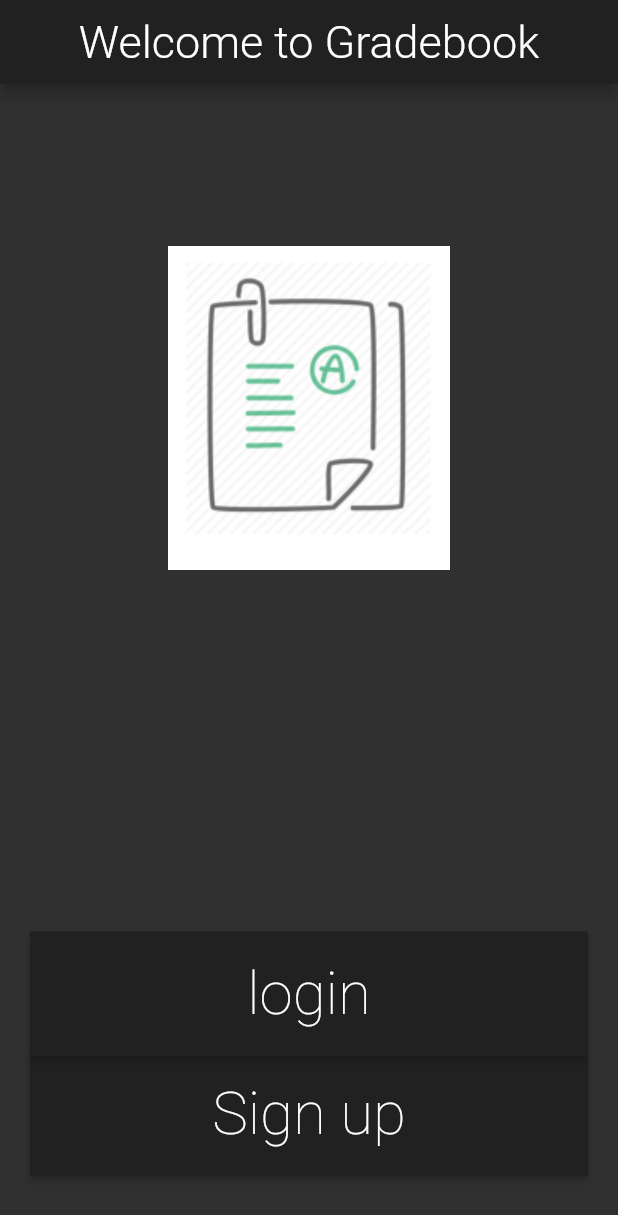
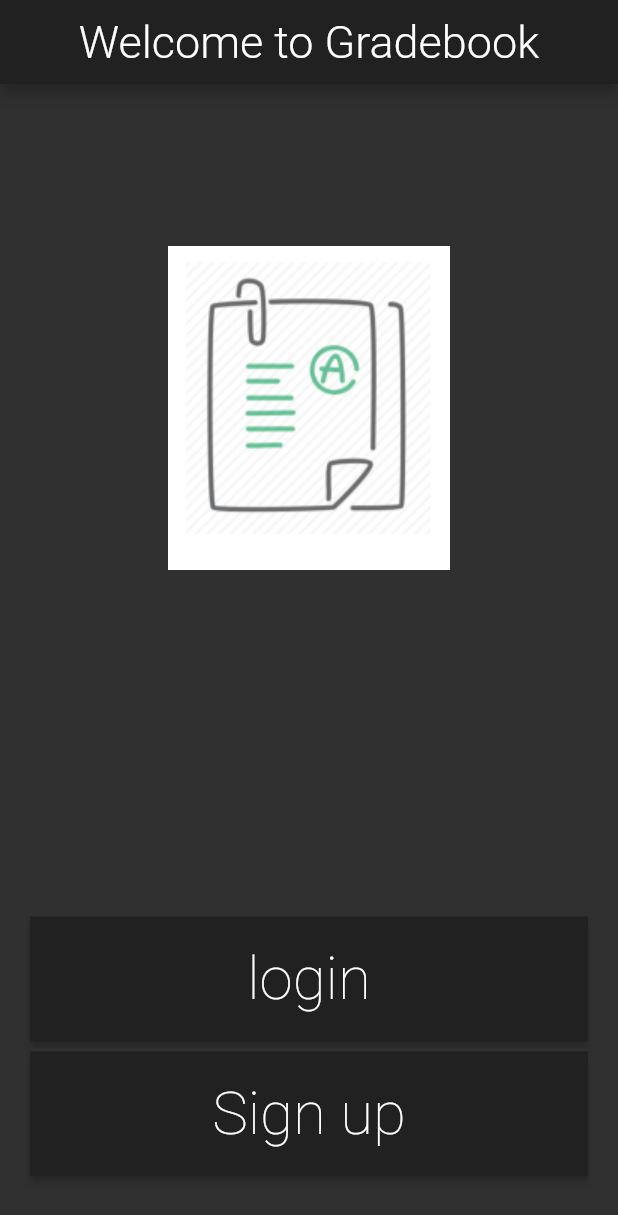
Before and after one commit to rabaraaaron/Gradebook, a Flutter app: the screen it shows after launch, on a phone screen of 412 x 824 dp. Shown: the top 1215 px of the screen. Run offline on Flutter 3.47's test engine with Material 2 defaults, Android fonts, the phone set to English and light mode, and no system bars; our stand-ins replace cloud_firestore, firebase_auth, firebase_core, flutter_slidable, flutter_spinkit, google_fonts; accounts and stored records are empty; Roboto replaces fonts that are missing (TextStyle).

Commit message:
Merge branch 'master' of gitlab.com:mikedm31/grade-book into master
# Conflicts:
#	gradebook/lib/main.dart

```diff
--- a/gradebook/lib/main.dart
+++ b/gradebook/lib/main.dart
@@ -2,6 +2,7 @@ import 'package:flutter/material.dart';
 import 'package:google_fonts/google_fonts.dart';
 import 'package:gradebook/model/user.dart';
 import 'package:gradebook/pages/CategoriesPage.dart';
+import 'package:gradebook/pages/WelcomePage.dart';
 import 'package:gradebook/pages/auth_wrapper.dart';
 import 'package:gradebook/pages/loading.dart';
 import 'package:gradebook/pages/LoginPage.dart';
@@ -30,6 +31,7 @@ class Gradebook extends StatefulWidget {
 class _GradebookState extends State<Gradebook> {
   bool _initialized = false;
   bool _error = false;
+  bool stayLoggedIn = false;
 
   // Define an async function to initialize FlutterFire
   void initializeFlutterFire() async {
@@ -55,7 +57,7 @@ class _GradebookState extends State<Gradebook> {
 
   @override
   Widget build(BuildContext context) {
-     return StreamProvider<GradeBookUser>.value(
+      return StreamProvider<GradeBookUser>.value(
         value: AuthService().gradebookuser,
         child: MaterialApp(
           theme: ThemeData(
@@ -92,9 +94,11 @@ class _GradebookState extends State<Gradebook> {
             '/Terms': (context) => TermsPage(),
             '/Home': (context) => TermClassesPage(),
             '/Categories': (context) => CategoriesPage(),
+            '/Welcome': (context) => WelcomePage(),
           },
         ),
       );
-
+    // else
+    //   return Loading();
   }
 }
--- a/gradebook/lib/pages/SignUpPage.dart
+++ b/gradebook/lib/pages/SignUpPage.dart
@@ -83,6 +83,8 @@ class _SignUpPageState extends State<SignUpPage> {
           dynamic result =
           await _auth.regEmailPass(
               email, password, name);
+          if(result != null)
+            Navigator.pop(context);
           loading = false;
           if (result == null) {
             setState(() => error =
--- a/gradebook/lib/pages/WelcomePage.dart
+++ b/gradebook/lib/pages/WelcomePage.dart
@@ -44,11 +44,9 @@ class _WelcomePageState extends State<WelcomePage> {
                 //top: 20,
                 left: 20,
                 right: 20,
-                bottom: 120,
+                bottom: 130,
                 child: RaisedButton(
-                  child: Text(
-                      'login',
-                      style: Theme.of(context).textTheme.headline4,
+                  child: Text('login', style: Theme.of(context).textTheme.headline4,
                   ),
                   color: Theme.of(context).primaryColor,
                   shape: RoundedRectangleBorder(
--- a/gradebook/lib/pages/auth_wrapper.dart
+++ b/gradebook/lib/pages/auth_wrapper.dart
@@ -8,15 +8,15 @@ import 'WelcomePage.dart';
 class Wrapper extends StatelessWidget {
   @override
   Widget build(BuildContext context) {
+
     final user = Provider.of<GradeBookUser>(context);
-
-
 
       if (user == null) {
         print("welcome");
         return WelcomePage();
       } else {
         print("Terms");
+
         return TermsPage();
       }
   }
--- a/gradebook/lib/pages/loading.dart
+++ b/gradebook/lib/pages/loading.dart
@@ -6,7 +6,7 @@ class Loading extends StatelessWidget {
   @override
   Widget build(BuildContext context) {
     return Container(
-      color: Colors.indigo,
+      color: Colors.black45,
       child: Center(
         child: SpinKitDualRing(
         color: Colors.cyan,
```
Also changed, not shown: gradebook/lib/pages/LoginPage.dart (+11 -7 lines), gradebook/lib/pages/TermsPage.dart (+11 -11 lines).
